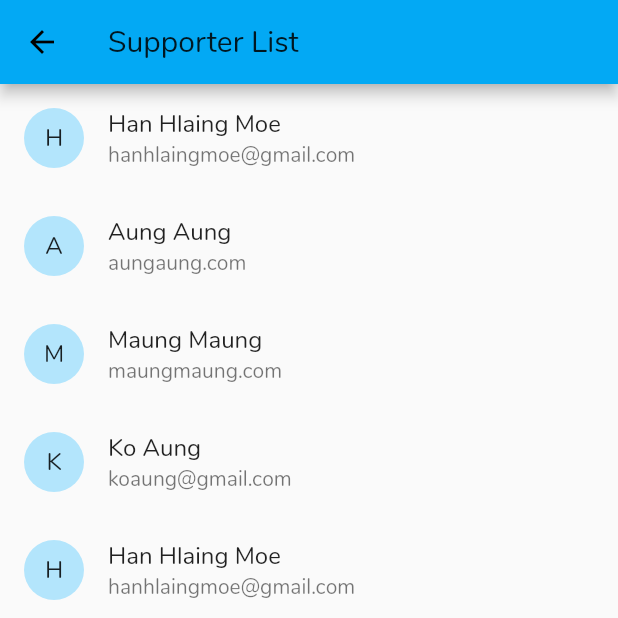
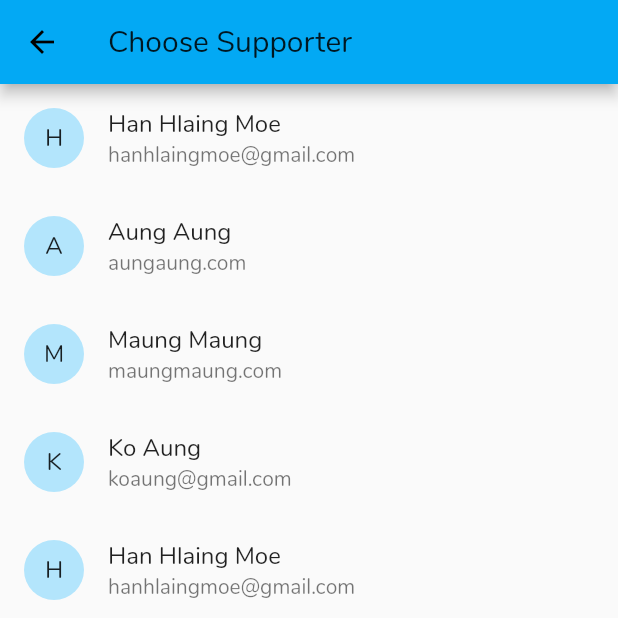
Before and after one commit to HanHlaing/flutter_testing, a Flutter app: the ListPage screen opened by its route, on a phone screen of 412 x 824 dp, the top half of it. Run offline on Flutter 3.47's test engine with Material 2 defaults, Android fonts, the phone set to English and light mode, and no system bars.

Commit message:
- fix spelling and other minor bugs

```diff
--- a/lib/home.dart
+++ b/lib/home.dart
@@ -31,7 +31,7 @@ class HomePage extends StatelessWidget {
     final lorem = Padding(
       padding: EdgeInsets.all(8.0),
       child: Text(
-        ' Mee Pya Tike will take to you brighter future!!',
+        ' Mee Pya Tike will take you to brighter future!!',
         textAlign: TextAlign.center,
         style: TextStyle(fontSize: 16.0, color: Colors.white),
       ),
--- a/lib/login.dart
+++ b/lib/login.dart
@@ -1,4 +1,5 @@
 import 'package:flutter/material.dart';
+import 'signup.dart';
 import 'home.dart';
 import 'supporter_list.dart';
 
@@ -96,7 +97,7 @@ class _LoginPageState extends State<LoginPage> {
         color: Colors.lightBlue,
         splashColor: Colors.lightBlueAccent,
         onPressed: () {
-          //Navigator.of(context).pushNamed(HomePage.tag);
+          Navigator.of(context).pushNamed(SignUpPage.tag);
         },
       ),
     );
--- a/lib/main.dart
+++ b/lib/main.dart
@@ -1,4 +1,5 @@
 import 'package:flutter/material.dart';
+import 'signup.dart';
 import 'login.dart';
 import 'home.dart';
 import 'supporter_list.dart';
@@ -10,6 +11,7 @@ class MyApp extends StatelessWidget {
     LoginPage.tag: (context) => LoginPage(),
     HomePage.tag: (context) => HomePage(),
     ListPage.tag: (context) => ListPage(),
+    SignUpPage.tag: (context) => SignUpPage(),
   };
 
   @override
--- a/lib/supporter_list.dart
+++ b/lib/supporter_list.dart
@@ -23,7 +23,7 @@ class _ListPageState extends State<ListPage>   {
   Widget build(BuildContext context) {
     return Scaffold(
       appBar: AppBar(
-        title: const Text('Supporter List'),
+        title: const Text('Choose Supporter'),
       ),
       body: Container(
         child: _buildContent(),
```
Also changed, not shown: lib/signup.dart (added, +31 -0 lines), 1 other file.
